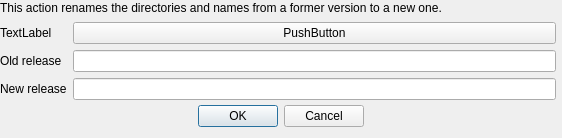
papoteur-mga/mageiaSync, file mageiasync/mageiaSyncDBrename.ui: the form before one commit.
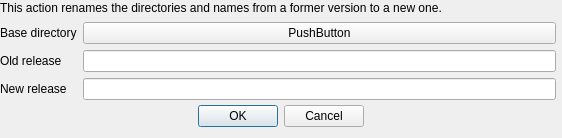
The form after the commit.

Commit message: Modification of a label text in mageiaSyncDBrename

Patch:
```diff
--- a/mageiasync/mageiaSyncDBrename.ui
+++ b/mageiasync/mageiaSyncDBrename.ui
@@ -81,7 +81,7 @@
     <item row="1" column="0">
      <widget class="QLabel" name="label_4">
       <property name="text">
-       <string>TextLabel</string>
+       <string>Base directory</string>
       </property>
      </widget>
     </item>
```
Left out of the diff: 3 changed lines with no effect on the pictures. The commit also changes 1 other file.
